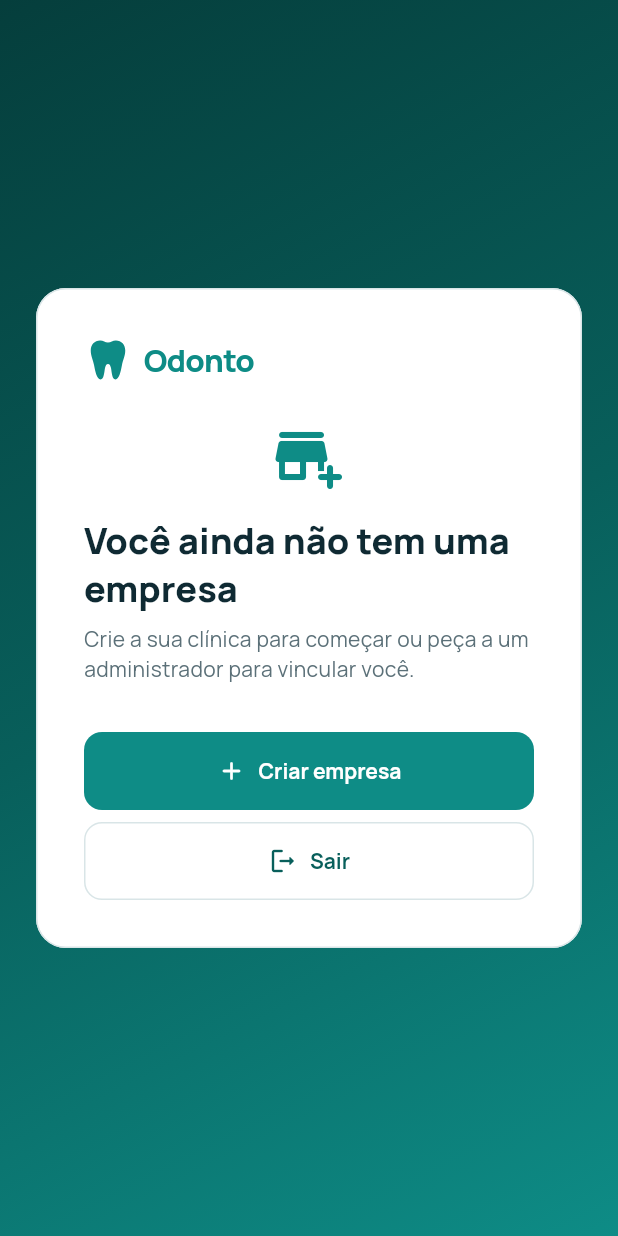
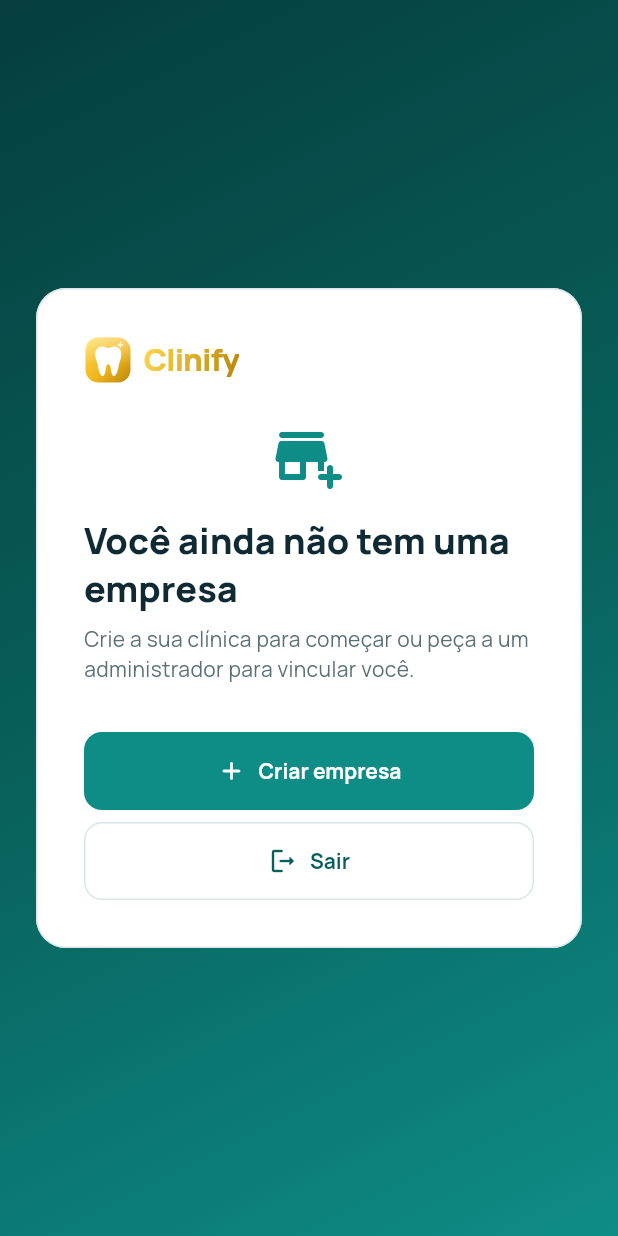
Before and after one commit to zeoliveirajunior/supabase_frontend, a Flutter app: the NoCompanyPage screen opened by its route, on a phone screen of 412 x 824 dp. Run offline on Flutter 3.47's test engine with Material 3 defaults, Android fonts, the phone set to English and light mode, and no system bars; our stand-ins replace flutter_riverpod, flutter_svg, go_router, google_fonts, mask_text_input_formatter, package_info_plus and 2 more; missing offline and left inert: excel, file_saver; accounts and stored records are empty.

Commit message:
Logomarca Clinify (amarelo e dourado) e exportação do grid de precificação para Excel
- Marca Clinify: selo dourado com dente estilizado (assets/images/clinify_logo.svg),
  nome em degradê dourado no AppLogo, favicon e ícones PWA gerados da mesma arte,
  nome de exibição Clinify (web, Android, iOS). Tokens gold/goldDark/goldLight/goldPale.
- Botão "Exportar Excel" na aba Procedimentos: gera .xlsx com três abas (Procedimentos
  com o preço calculado e a composição, Materiais por procedimento, Parâmetros) e baixa
  no navegador ou salva no dispositivo (pacotes excel + file_saver).

Co-Authored-By: Claude Fable 5.1 <noreply@anthropic.com>

```diff
--- a/lib/core/theme/app_theme.dart
+++ b/lib/core/theme/app_theme.dart
@@ -16,6 +16,12 @@ abstract final class AppColors {
   static const danger = Color(0xFFD64545);
   static const success = Color(0xFF2E9E6B);
   static const warning = Color(0xFFE9A23B);
+
+  /// Marca Clinify: amarelo e dourado (logomarca e destaques).
+  static const gold = Color(0xFFD9A21B);
+  static const goldDark = Color(0xFFB8860B);
+  static const goldLight = Color(0xFFFFD84D);
+  static const goldPale = Color(0xFFFFF6D6);
 
   static const brandGradient = LinearGradient(
     begin: Alignment.topLeft,
--- a/lib/l10n/strings.dart
+++ b/lib/l10n/strings.dart
@@ -3,7 +3,7 @@
 /// As chaves de erro vem de `ad.fn_message` (ver dicionario do repositorio
 /// supabase, aba Functions > errors). Chave sem traducao cai em UNKNOWN.
 abstract final class Strings {
-  static const appName = 'Odonto';
+  static const appName = 'Clinify';
   static const tagline = 'Gestão da sua clínica, do agendamento ao prontuário.';
 
   // Login
@@ -361,6 +361,13 @@ abstract final class Strings {
   static const mustBePositive = 'Informe um valor maior que zero.';
 
   // Edicao inline dos fatores do preco
+  static const exportExcel = 'Exportar Excel';
+  static const exportDone = 'Planilha gerada.';
+  static const exportSheetProcedures = 'Procedimentos';
+  static const exportSheetMaterials = 'Materiais por procedimento';
+  static const exportSheetParams = 'Parâmetros';
+  static const exportGeneratedAt = 'Gerado em';
+  static const alerts = 'Alertas';
   static const factorsTitle = 'Fatores do preço';
   static const factorsHint =
       'Clique em um fator para alterar. Vale para todos os procedimentos da filial.';
--- a/lib/shared/widgets/app_logo.dart
+++ b/lib/shared/widgets/app_logo.dart
@@ -4,7 +4,11 @@ import 'package:flutter_svg/flutter_svg.dart';
 import '../../core/theme/app_theme.dart';
 import '../../l10n/strings.dart';
 
-/// Dente estilizado + nome do app.
+/// Logomarca Clinify: selo dourado com o dente estilizado + nome em dourado.
+///
+/// [color] e mantido pelos chamadores antigos: branco indica fundo escuro, e
+/// ai o nome usa o dourado claro; em fundo claro usa o dourado escuro.
+/// [wordmarkColor] forca uma cor solida no nome.
 class AppLogo extends StatelessWidget {
   const AppLogo({
     super.key,
@@ -22,27 +26,45 @@ class AppLogo extends StatelessWidget {
   @override
   Widget build(BuildContext context) {
     final icon = SvgPicture.asset(
-      'assets/images/tooth_logo.svg',
+      'assets/images/clinify_logo.svg',
       width: size,
       height: size,
-      colorFilter: ColorFilter.mode(color, BlendMode.srcIn),
       semanticsLabel: Strings.appName,
     );
     if (!showWordmark) return icon;
+
+    final onDark = color == Colors.white;
+    Widget wordmark = Text(
+      Strings.appName,
+      style: Theme.of(context).textTheme.headlineSmall?.copyWith(
+        fontSize: size * 0.65,
+        fontWeight: FontWeight.w800,
+        color: wordmarkColor ?? Colors.white,
+        letterSpacing: -0.5,
+        height: 1.1,
+      ),
+    );
+    if (wordmarkColor == null) {
+      final colors = onDark
+          ? const [AppColors.goldPale, AppColors.goldLight]
+          : const [AppColors.goldLight, AppColors.goldDark];
+      wordmark = ShaderMask(
+        blendMode: BlendMode.srcIn,
+        shaderCallback: (bounds) => LinearGradient(
+          colors: colors,
+          begin: Alignment.topLeft,
+          end: Alignment.bottomRight,
+        ).createShader(bounds),
+        child: wordmark,
+      );
+    }
+
     return Row(
       mainAxisSize: MainAxisSize.min,
       children: [
         icon,
         SizedBox(width: size * 0.25),
-        Text(
-          Strings.appName,
-          style: Theme.of(context).textTheme.headlineSmall?.copyWith(
-            fontSize: size * 0.65,
-            fontWeight: FontWeight.w800,
-            color: wordmarkColor ?? color,
-            letterSpacing: -0.5,
-          ),
-        ),
+        wordmark,
       ],
     );
   }
--- a/pubspec.yaml
+++ b/pubspec.yaml
@@ -31,6 +31,8 @@ dependencies:
   # Dispositivo / persistencia leve
   shared_preferences: ^2.5.3
   package_info_plus: ^8.3.0
+  excel: ^4.0.6
+  file_saver: ^0.3.1
 
 dev_dependencies:
   flutter_test:
```
Also changed, not shown: lib/features/pricing/data/pricing_export.dart (added, +274 -0 lines), lib/features/pricing/presentation/procedures_tab.dart (+24 -0 lines), lib/shared/files/file_download.dart (added, +17 -0 lines), assets/images/clinify_logo.svg (added), assets/images/tooth_logo.svg (deleted), pubspec.lock, 12 other files.
